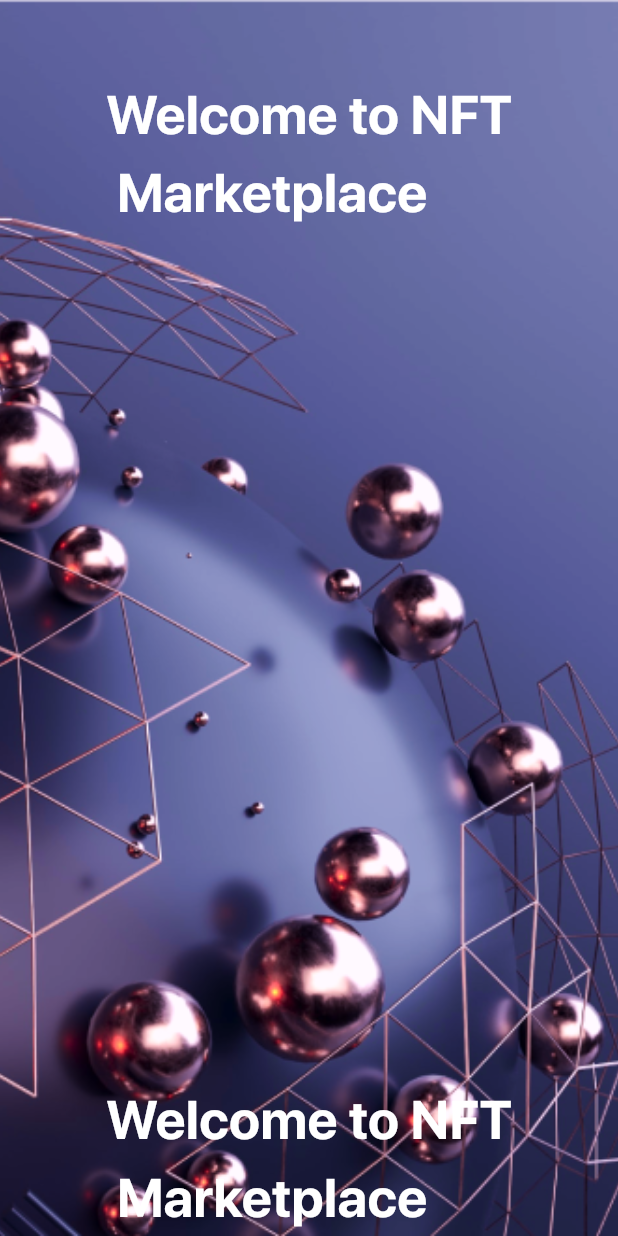
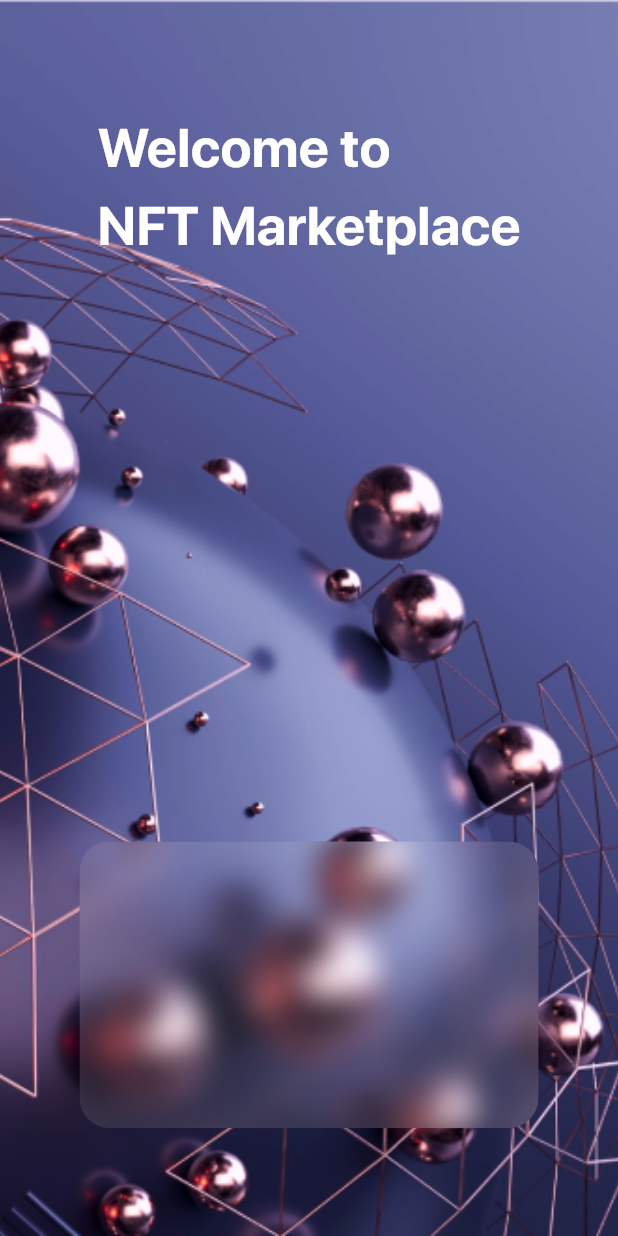
Before and after one commit to salahswidan/mini_nft_marketplace, a Flutter app: the screen it shows after launch, on a phone screen of 412 x 824 dp. Run offline on Flutter 3.47's test engine with Material 3 defaults, Android fonts, the phone set to English and light mode, and no system bars.

Commit message:
plur the continer

```diff
--- a/lib/core/resourses/strings_managers.dart
+++ b/lib/core/resourses/strings_managers.dart
@@ -1,3 +1,3 @@
 class StringsManagers {
-  static const String appName = "Welcome to NFT\n Marketplace";
+  static const String appName = "Welcome to\nNFT Marketplace";
 }
--- a/lib/features/onBoarding/on_boarding_page.dart
+++ b/lib/features/onBoarding/on_boarding_page.dart
@@ -3,6 +3,7 @@ import 'package:mini_nft_marketplace/core/resourses/image_managers.dart';
 import 'package:mini_nft_marketplace/core/resourses/color_managers.dart';
 import 'package:mini_nft_marketplace/core/resourses/font_managers.dart';
 import 'package:mini_nft_marketplace/core/resourses/strings_managers.dart';
+import 'dart:ui' show ImageFilter;
 
 class OnBoardingPage extends StatelessWidget {
   const OnBoardingPage({super.key});
@@ -21,7 +22,7 @@ class OnBoardingPage extends StatelessWidget {
           child: Column(
             children: [
               SizedBox(
-                height: 50,
+                height: 72,
               ),
               Text(
                 StringsManagers.appName,
@@ -32,13 +33,21 @@ class OnBoardingPage extends StatelessWidget {
                     fontFamily: FontManagers.KMain),
               ),
               Spacer(),
-              Text(
-                StringsManagers.appName,
-                style: TextStyle(
-                    color: ColorManagers.kPrimaryWhite,
-                    fontSize: FontSize.f36,
-                    fontWeight: FontWeight.bold,
-                    fontFamily: FontManagers.KMain),
+              ClipRRect(
+                child: BackdropFilter(
+                  filter: ImageFilter.blur(sigmaX: 10, sigmaY: 10),
+                  child: Container(
+                    width: 306,
+                    height: 191,
+                    color: ColorManagers.kPrimaryWhite.withOpacity(0.1),
+                  ),
+                ),
+                borderRadius: BorderRadius.all(
+                  Radius.circular(20),
+                ),
+              ),
+              SizedBox(
+                height: 72,
               ),
             ],
           ),
```
